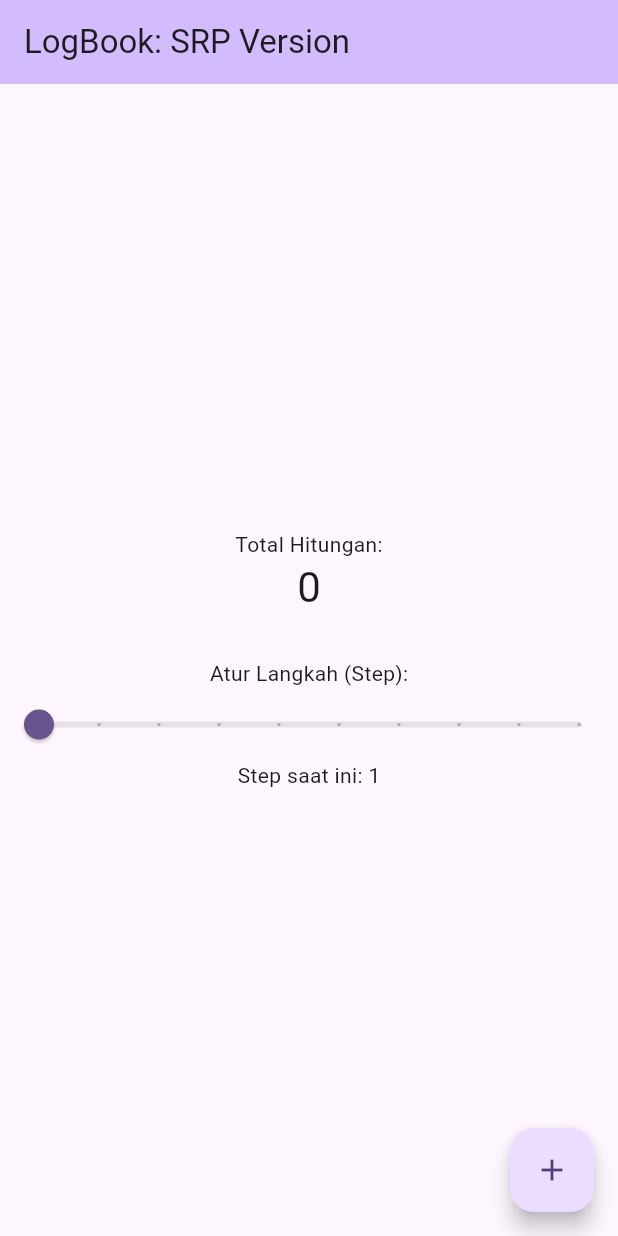
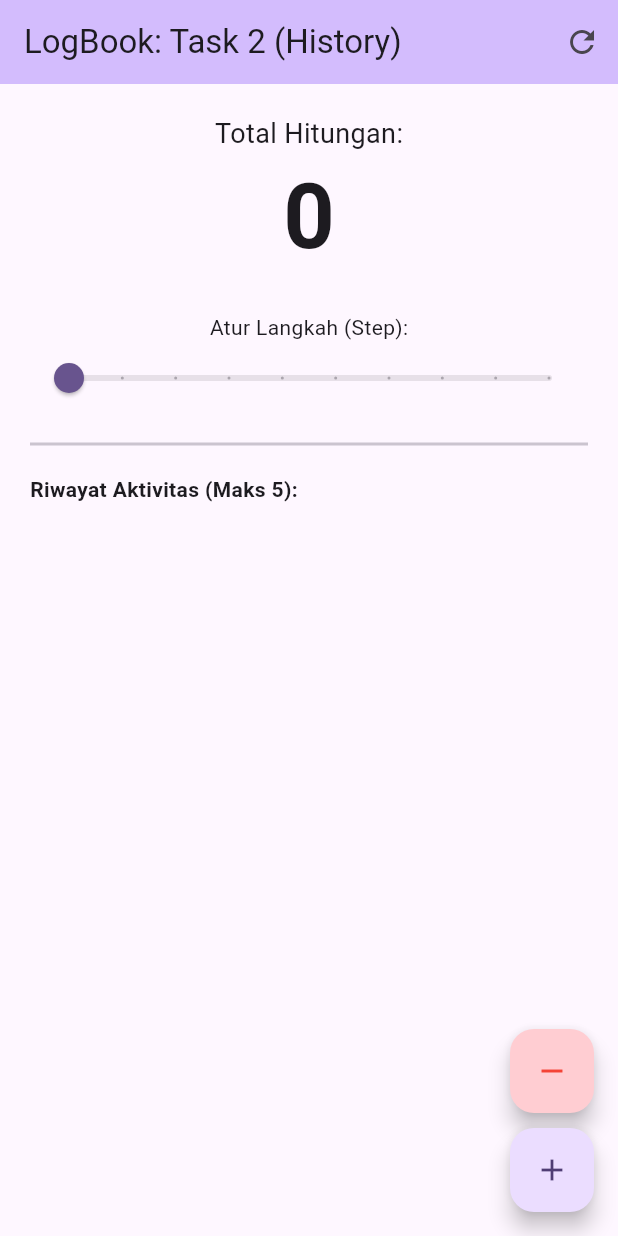
Before and after one commit to andhinwdyp/logbook_app_068, a Flutter app: the screen it shows after launch, on a phone screen of 412 x 824 dp. Run offline on Flutter 3.47's test engine with Material 3 defaults, Android fonts, the phone set to English and light mode, and no system bars.

Commit message:
second task: the history logger

```diff
--- a/lib/counter_controller.dart
+++ b/lib/counter_controller.dart
@@ -1,30 +1,52 @@
 class CounterController {
   int _counter = 0;
-  int _step = 1; // Variabel untuk menyimpan besarnya langkah (Task 1)
+  int _step = 1;
 
-  // Getter (agar variabel aman/encapsulated)
+  // 1. Variabel List untuk menyimpan riwayat (Task 2)
+  final List<String> _history = [];
+
+  // Getter
   int get value => _counter;
   int get step => _step;
+  List<String> get history => _history; // Agar View bisa baca list-nya
 
-  // Fungsi Logika
+  // --- LOGIKA PENCATATAN RIWAYAT (HOTS) ---
+  void _addHistory(String message) {
+    // Tambahkan pesan baru ke urutan paling atas (index 0)
+    // DateTime.now() agar terlihat canggih ada jamnya
+    String timestamp = "${DateTime.now().hour}:${DateTime.now().minute}:${DateTime.now().second}";
+    _history.insert(0, "[$timestamp] $message");
+
+    // Logic Limit 5 Data:
+    // Jika panjang list lebih dari 5, hapus yang paling bawah (terlama)
+    if (_history.length > 5) {
+      _history.removeLast();
+    }
+  }
+
+  // --- FUNGSI UTAMA ---
   void increment() {
-    _counter += _step; // Tambah sesuai step
+    _counter += _step;
+    _addHistory("Ditambah $_step"); // Catat riwayat
   }
 
   void decrement() {
-    // Opsional: Mencegah nilai negatif
     if (_counter >= _step) {
       _counter -= _step;
+      _addHistory("Dikurang $_step"); // Catat riwayat
     } else {
       _counter = 0;
+      _addHistory("Dikurang mentok ke 0");
     }
   }
 
   void reset() {
     _counter = 0;
+    _addHistory("Data di-reset"); // Catat riwayat
   }
 
   void setStep(int value) {
     _step = value;
+    // Gak perlu dicatat ke history, tapi kalau mau boleh aja
   }
 }
--- a/lib/counter_view.dart
+++ b/lib/counter_view.dart
@@ -1,5 +1,5 @@
 import 'package:flutter/material.dart';
-import 'counter_controller.dart'; // Wajib import controller
+import 'counter_controller.dart';
 
 class CounterView extends StatefulWidget {
   const CounterView({super.key});
@@ -9,56 +9,88 @@ class CounterView extends StatefulWidget {
 }
 
 class _CounterViewState extends State<CounterView> {
-  // Instansiasi Controller (Menghubungkan Otak ke Wajah)
   final CounterController _controller = CounterController();
 
   @override
   Widget build(BuildContext context) {
     return Scaffold(
       appBar: AppBar(
-        title: const Text("LogBook: SRP Version"),
+        title: const Text("LogBook: Task 2 (History)"),
         backgroundColor: Theme.of(context).colorScheme.inversePrimary,
+        // Tambahan tombol Reset kecil di pojok kanan atas
+        actions: [
+          IconButton(
+            icon: const Icon(Icons.refresh),
+            onPressed: () => setState(() => _controller.reset()),
+          ),
+        ],
       ),
-      body: Center(
+      body: Padding(
+        padding: const EdgeInsets.all(20.0), // Biar gak mepet pinggir
         child: Column(
-          mainAxisAlignment: MainAxisAlignment.center,
           children: [
-            // --- Tampilan Nilai Counter ---
-            const Text('Total Hitungan:'),
+            // --- BAGIAN ATAS (Counter & Slider) ---
+            const Text('Total Hitungan:', style: TextStyle(fontSize: 18)),
             Text(
-              '${_controller.value}', // Ambil nilai dari controller
-              style: Theme.of(context).textTheme.headlineMedium,
+              '${_controller.value}',
+              style: const TextStyle(fontSize: 60, fontWeight: FontWeight.bold),
+            ),
+            const SizedBox(height: 20),
+
+            const Text("Atur Langkah (Step):"),
+            Slider(
+              min: 1, max: 10, divisions: 9,
+              label: _controller.step.toString(),
+              value: _controller.step.toDouble(),
+              onChanged: (v) => setState(() => _controller.setStep(v.toInt())),
             ),
 
-            const SizedBox(height: 30), // Jarak pemanis
+            const Divider(thickness: 2, height: 40), // Garis pembatas
 
-            // --- Fitur Task 1: Slider Pengatur Step ---
-            const Text("Atur Langkah (Step):"),
-            Slider(
-              min: 1,
-              max: 10,
-              divisions: 9,
-              label: _controller.step.toString(),
-              value: _controller.step.toDouble(),
-              onChanged: (double newValue) {
-                setState(() {
-                  _controller.setStep(newValue.toInt());
-                });
-              },
+            // --- BAGIAN BAWAH (TASK 2: HISTORY LIST) ---
+            const Align(
+              alignment: Alignment.centerLeft,
+              child: Text("Riwayat Aktivitas (Maks 5):",
+                  style: TextStyle(fontWeight: FontWeight.bold)),
             ),
-            Text("Step saat ini: ${_controller.step}"),
+
+            // PENTING: Gunakan Expanded agar ListView muncul
+            Expanded(
+              child: ListView.builder(
+                itemCount: _controller.history.length,
+                itemBuilder: (context, index) {
+                  return Card(
+                    elevation: 2, // Efek bayangan dikit
+                    margin: const EdgeInsets.symmetric(vertical: 5),
+                    child: ListTile(
+                      leading: const Icon(Icons.history, color: Colors.blue),
+                      title: Text(_controller.history[index]),
+                    ),
+                  );
+                },
+              ),
+            ),
           ],
         ),
       ),
-      floatingActionButton: FloatingActionButton(
-        onPressed: () {
-          // Panggil fungsi increment di controller saat tombol ditekan
-          setState(() {
-            _controller.increment();
-          });
-        },
-        tooltip: 'Increment',
-        child: const Icon(Icons.add),
+      floatingActionButton: Column(
+        mainAxisAlignment: MainAxisAlignment.end,
+        children: [
+          // Tombol Kurang
+          FloatingActionButton(
+            heroTag: "btnDec", // Wajib beda tag kalau ada 2 FAB
+            onPressed: () => setState(() => _controller.decrement()),
+            backgroundColor: Colors.red[100],
+            child: const Icon(Icons.remove, color: Colors.red),
+          ),
+          const SizedBox(height: 10),
+          // Tombol Tambah
+          FloatingActionButton(
+            heroTag: "btnInc",
+            onPressed: () => setState(() => _controller.increment()),
+            child: const Icon(Icons.add),
+          ),
+        ],
       ),
     );
   }
```
